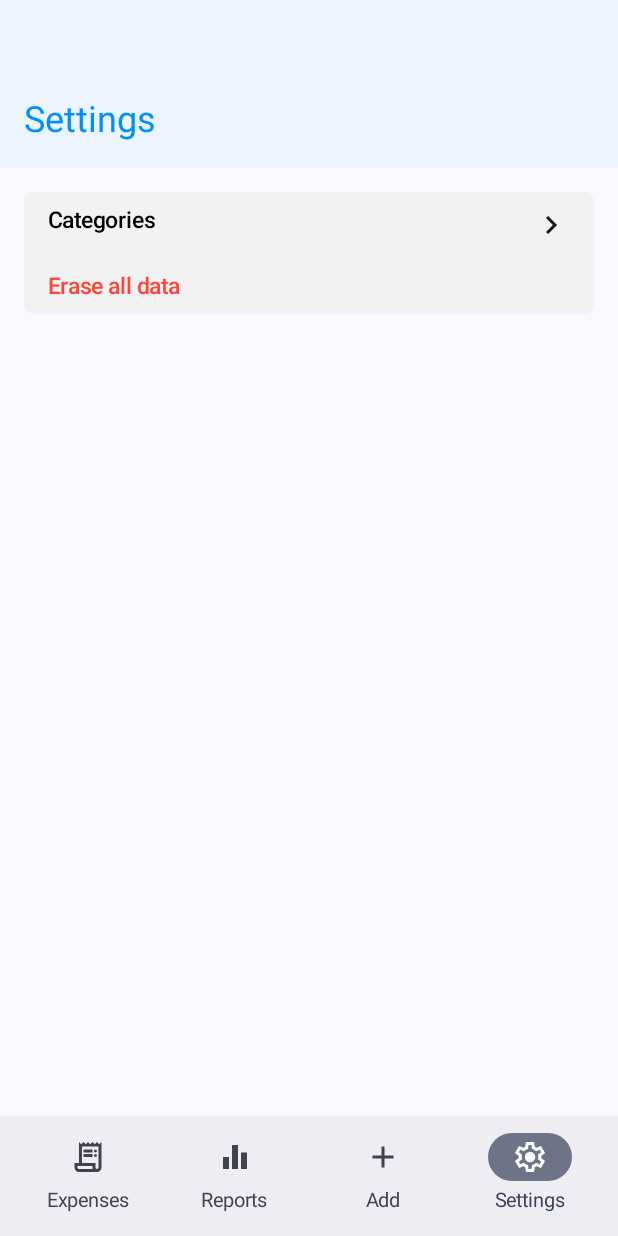
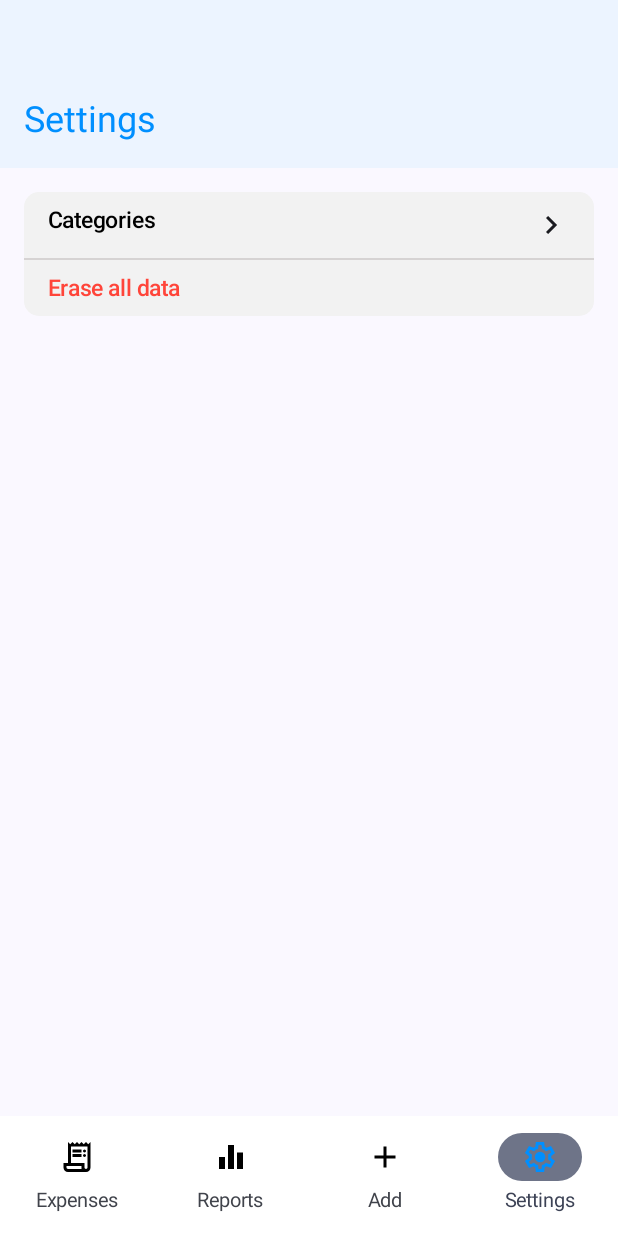
Before and after one commit to marutgb/CashFlow, an Android app built with Jetpack Compose: the Settings screen opened through its navigation route, on a phone screen of 412 x 824 dp. Run offline under Robolectric (Android 15) with nearby library versions, the phone set to English and light mode, and no system bars.

Commit message:
Settings screen done

```diff
--- a/app/src/main/java/com/mgalexandrescu/cashflow/MainActivity.kt
+++ b/app/src/main/java/com/mgalexandrescu/cashflow/MainActivity.kt
@@ -3,7 +3,9 @@ package com.mgalexandrescu.cashflow
 import android.os.Bundle
 import androidx.activity.ComponentActivity
 import androidx.activity.compose.setContent
+import androidx.compose.ui.Alignment
 import androidx.activity.enableEdgeToEdge
+import androidx.compose.foundation.border
 import androidx.compose.foundation.layout.fillMaxSize
 import androidx.compose.foundation.layout.fillMaxWidth
 import androidx.compose.foundation.layout.padding
@@ -13,6 +15,7 @@ import androidx.compose.material.icons.Icons
 import androidx.compose.material3.Icon
 import androidx.compose.material3.MaterialTheme
 import androidx.compose.material3.NavigationBar
+import androidx.compose.material3.NavigationBarItem
 import androidx.compose.material3.NavigationRailItem
 import androidx.compose.material3.Scaffold
 import androidx.compose.material3.Surface
@@ -20,15 +23,20 @@ import androidx.compose.material3.Text
 import androidx.compose.material3.TopAppBar
 import androidx.compose.runtime.Composable
 import androidx.compose.ui.Modifier
+import androidx.compose.ui.graphics.Color
 import androidx.compose.ui.res.painterResource
 import androidx.compose.ui.tooling.preview.Preview
+import androidx.compose.ui.unit.dp
 import androidx.navigation.compose.NavHost
 import androidx.navigation.compose.composable
 import androidx.navigation.compose.currentBackStackEntryAsState
 import androidx.navigation.compose.rememberNavController
 import com.mgalexandrescu.cashflow.pages.Expenses
 import com.mgalexandrescu.cashflow.pages.Settings
+import com.mgalexandrescu.cashflow.ui.theme.Background
 import com.mgalexandrescu.cashflow.ui.theme.CashFlowTheme
+import com.mgalexandrescu.cashflow.ui.theme.Primary
+import com.mgalexandrescu.cashflow.ui.theme.TextPrimary
 
 class MainActivity : ComponentActivity() {
     override fun onCreate(savedInstanceState: Bundle?) {
@@ -40,46 +48,66 @@ class MainActivity : ComponentActivity() {
                 Scaffold(
 
                     bottomBar = {
-                        NavigationBar {
+                        NavigationBar(
+                            containerColor = Background
+                        ) {
                             Row(
                                 modifier = Modifier.fillMaxWidth(),
-                                horizontalArrangement = Arrangement.SpaceEvenly
+                                horizontalArrangement = Arrangement.SpaceEvenly,
+                                verticalAlignment = Alignment.CenterVertically
                             ) {
-                                NavigationRailItem(
+                                NavigationBarItem(
                                     selected = backStackEntry.value?.destination?.route == "expenses",
                                     onClick = { navController.navigate("expenses") },
-                                    label= { Text("Expenses") },
-                                    icon = { Icon(
-                                        painterResource(id = R.drawable.spendingsicon),
-                                        contentDescription = "spendings"
-                                    ) })
-                                NavigationRailItem(
+                                    icon = {
+                                        Icon(
+                                            painterResource(id = R.drawable.spendingsicon),
+                                            contentDescription = "spendings",
+                                            tint = if (backStackEntry.value?.destination?.route == "expenses") Primary else TextPrimary
+                                        )
+                                    },
+                                    label = { Text("Expenses") }
+                                )
+                                NavigationBarItem(
                                     selected = backStackEntry.value?.destination?.route == "reports",
                                     onClick = { navController.navigate("reports") },
-                                    label= { Text("Reports") },
-                                    icon = { Icon(
-                                        painterResource(id = R.drawable.reportsicon),
-                                        contentDescription = "reports"
-                                    ) })
-                                NavigationRailItem(
+                                    icon = {
+                                        Icon(
+                                            painterResource(id = R.drawable.reportsicon),
+                                            contentDescription = "reports",
+                                            tint = if (backStackEntry.value?.destination?.route == "reports") Primary else TextPrimary
+                                        )
+                                    },
+                                    label = { Text("Reports") }
+                                )
+                                NavigationBarItem(
                                     selected = backStackEntry.value?.destination?.route == "add",
                                     onClick = { navController.navigate("add") },
-                                    label= { Text("Add") },
-                                    icon = { Icon(
-                                        painterResource(id = R.drawable.addicon),
-                                        contentDescription = "add"
-                                    ) })
-                                NavigationRailItem(
-                                    selected = backStackEntry.value?.destination?.route == "settings",
+                                    icon = {
+                                        Icon(
+                                            painterResource(id = R.drawable.addicon),
+                                            contentDescription = "add",
+                                            tint = if (backStackEntry.value?.destination?.route == "add") Primary else TextPrimary
+                                        )
+                                    },
+                                    label = { Text("Add") }
+                                )
+                                NavigationBarItem(
+                                    selected = backStackEntry.value?.destination?.route?.startsWith("settings") ?: false,
                                     onClick = { navController.navigate("settings") },
-                                    label= { Text("Settings") },
-                                    icon = { Icon(
-                                        painterResource(id = R.drawable.settingsicon),
-                                        contentDescription = "settings"
-                                    ) })
+                                    icon = {
+                                        Icon(
+                                            painterResource(id = R.drawable.settingsicon),
+                                            contentDescription = "settings",
+                                            tint = if (backStackEntry.value?.destination?.route?.startsWith("settings") ?: false) Primary else TextPrimary
+                                        )
+                                    },
+                                    label = { Text("Settings") }
+                                )
                             }
                         }
-                    },
+                    }
+,
                     content = { innerPadding ->
                         NavHost(navController = navController, startDestination = "expenses") {
                             composable("expenses"){
@@ -114,7 +142,7 @@ class MainActivity : ComponentActivity() {
                                 }
                                 Settings(navController,name = "Settings")
                             }
-                            composable("settings/categorie"){
+                            composable("settings/categories"){
                                 Surface {
                                     var modifier = Modifier
                                         .fillMaxSize()
--- a/app/src/main/java/com/mgalexandrescu/cashflow/components/TableRow.kt
+++ b/app/src/main/java/com/mgalexandrescu/cashflow/components/TableRow.kt
@@ -1,6 +1,7 @@
 package com.mgalexandrescu.cashflow.components
 
 import android.graphics.drawable.Icon
+import androidx.compose.foundation.clickable
 import androidx.compose.foundation.layout.Arrangement
 import androidx.compose.foundation.layout.Row
 import androidx.compose.foundation.layout.Spacer
@@ -18,9 +19,20 @@ import com.mgalexandrescu.cashflow.ui.theme.TextPrimary
 import com.mgalexandrescu.cashflow.ui.theme.Typography
 
 @Composable
-fun TableRow(label: String, hasArrow: Boolean = false, isDestructive: Boolean = false) {
+fun TableRow(
+    label: String,
+    onClick: (String) -> Unit,
+    hasArrow: Boolean = false,
+    isDestructive: Boolean = false
+) {
     val textColor = if (isDestructive == true) Destructive else TextPrimary
-    Row(modifier = Modifier.fillMaxWidth().padding(horizontal = 16.dp, vertical = 10.dp), horizontalArrangement = Arrangement.SpaceBetween) {
+    Row(
+        modifier = Modifier
+            .fillMaxWidth()
+            .clickable { onClick(label) }
+            .padding(horizontal = 16.dp, vertical = 10.dp),
+        horizontalArrangement = Arrangement.SpaceBetween
+    ) {
         Text(
             text = label, style = Typography.bodyMedium, color = textColor
         )
--- a/app/src/main/java/com/mgalexandrescu/cashflow/pages/Settings.kt
+++ b/app/src/main/java/com/mgalexandrescu/cashflow/pages/Settings.kt
@@ -5,6 +5,7 @@ import androidx.compose.foundation.border
 import androidx.compose.foundation.layout.Column
 import androidx.compose.foundation.layout.fillMaxWidth
 import androidx.compose.foundation.layout.padding
+import androidx.compose.material3.Divider
 import androidx.compose.material3.ExperimentalMaterial3Api
 import androidx.compose.material3.MediumTopAppBar
 import androidx.compose.material3.Scaffold
@@ -18,6 +19,8 @@ import androidx.compose.ui.unit.dp
 import androidx.navigation.NavController
 import com.mgalexandrescu.cashflow.components.TableRow
 import com.mgalexandrescu.cashflow.ui.theme.BackgroundElevated
+import com.mgalexandrescu.cashflow.ui.theme.ColumnDivider
+import com.mgalexandrescu.cashflow.ui.theme.Divider
 import com.mgalexandrescu.cashflow.ui.theme.Primary
 import com.mgalexandrescu.cashflow.ui.theme.Shapes
 import com.mgalexandrescu.cashflow.ui.theme.TopBarBackground
@@ -33,10 +36,18 @@ fun Settings(navController: NavController, name: String){
                 ))
         },
         content = {innerPadding ->
-            Column(modifier = Modifier.padding(innerPadding)){
-                Column(modifier = Modifier.padding(16.dp).fillMaxWidth().clip(Shapes.medium).background(BackgroundElevated)) {
-                    TableRow("Categories", hasArrow = true)
-                    TableRow("Erase all data", isDestructive = true)
+            Column(modifier = Modifier.padding(innerPadding)) {
+                Column(
+                    modifier = Modifier.padding(16.dp).fillMaxWidth().clip(Shapes.large)
+                        .background(BackgroundElevated)
+                ) {
+                    TableRow("Categories", hasArrow = true, onClick = { _ ->
+                        run {
+                            navController.navigate("settings/categories")
+                        }
+                    })
+                    Divider(thickness = 1.dp, color = ColumnDivider)
+                    TableRow("Erase all data", isDestructive = true, onClick = {})
                 }
             }
         }
--- a/app/src/main/java/com/mgalexandrescu/cashflow/ui/theme/Color.kt
+++ b/app/src/main/java/com/mgalexandrescu/cashflow/ui/theme/Color.kt
@@ -6,6 +6,7 @@ val PrimaryHover = Color(0xFF0080E4)
 val Destructive = Color(0xFFFF453A)
 val TextSecondary = Color(0xFF727272)
 val Divider = Color(0x20008FFF)
+val ColumnDivider = Color(0xFFD6D3D3)
 val BackgroundElevated = Color(0xFFF2F2F2)
 val TopBarBackground = Color(0x5ED4ECFF)
 val TextPrimary= Color.Black
```
